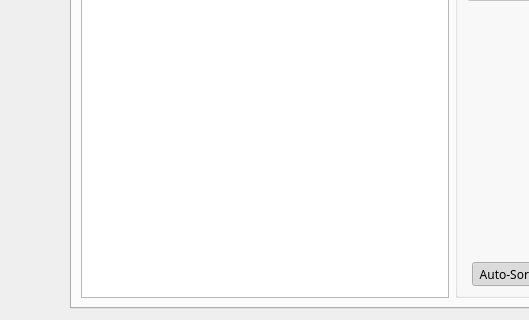
Before: the Qt Designer form src/qt_ui/pem_info_widget.ui in Eric-Meunier/Processor-Suite, drawn with Qt 5; both pictures show x 0 to 529 and y 160 to 480 of the 640 by 480 pixel window.
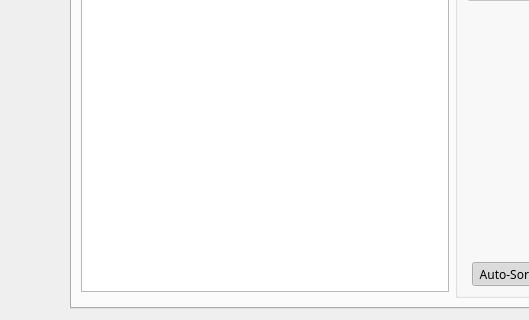
After: the same form once the commit is applied. The open tabs and pages were chosen to show the change.

Commit message: Changed the GPS text boxes to tables.

```diff
--- a/src/qt_ui/pem_info_widget.ui
+++ b/src/qt_ui/pem_info_widget.ui
@@ -206,24 +206,6 @@
        <string>Loop GPS</string>
       </attribute>
       <layout class="QGridLayout" name="gridLayout_4">
-       <item row="0" column="0" rowspan="2">
-        <widget class="QTextEdit" name="loop_gps_text">
-         <property name="sizePolicy">
-          <sizepolicy hsizetype="Expanding" vsizetype="Expanding">
-           <horstretch>0</horstretch>
-           <verstretch>0</verstretch>
-          </sizepolicy>
-         </property>
-         <property name="font">
-          <font>
-           <pointsize>10</pointsize>
-          </font>
-         </property>
-         <property name="acceptDrops">
-          <bool>false</bool>
-         </property>
-        </widget>
-       </item>
        <item row="0" column="1" rowspan="2">
         <widget class="QGroupBox" name="loopGPSGroupBox">
          <property name="sizePolicy">
@@ -307,6 +289,22 @@
          </layout>
         </widget>
        </item>
+       <item row="0" column="0">
+        <widget class="QTableWidget" name="loopGPSTable">
+         <property name="selectionBehavior">
+          <enum>QAbstractItemView::SelectRows</enum>
+         </property>
+         <property name="showGrid">
+          <bool>false</bool>
+         </property>
+         <attribute name="horizontalHeaderHighlightSections">
+          <bool>false</bool>
+         </attribute>
+         <attribute name="verticalHeaderVisible">
+          <bool>false</bool>
+         </attribute>
+        </widget>
+       </item>
       </layout>
      </widget>
     </widget>
```
Left out of the diff: 4 changed lines with no effect on the pictures. The commit also changes 5 other files.
